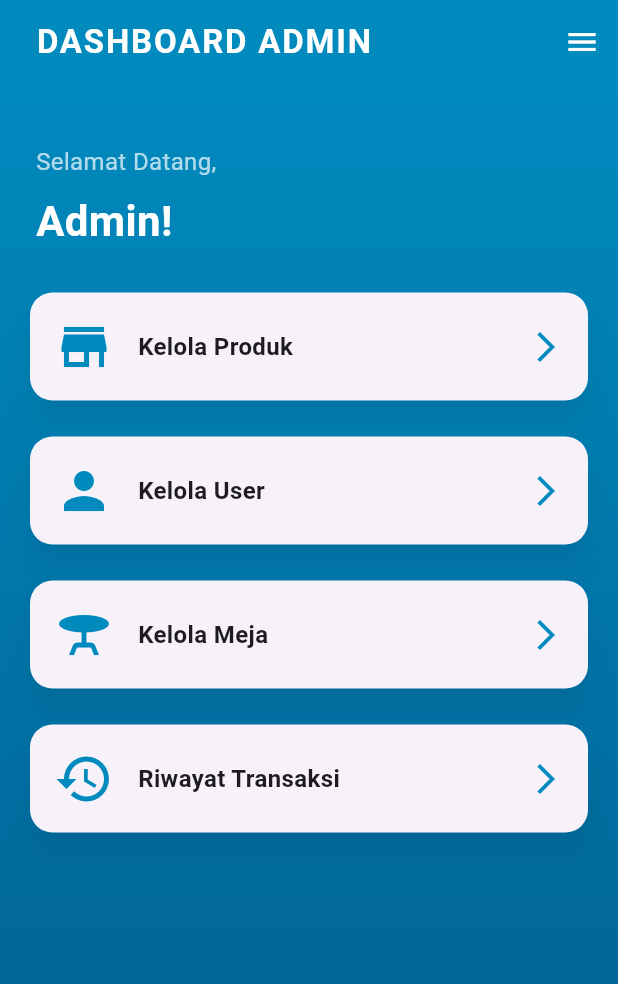
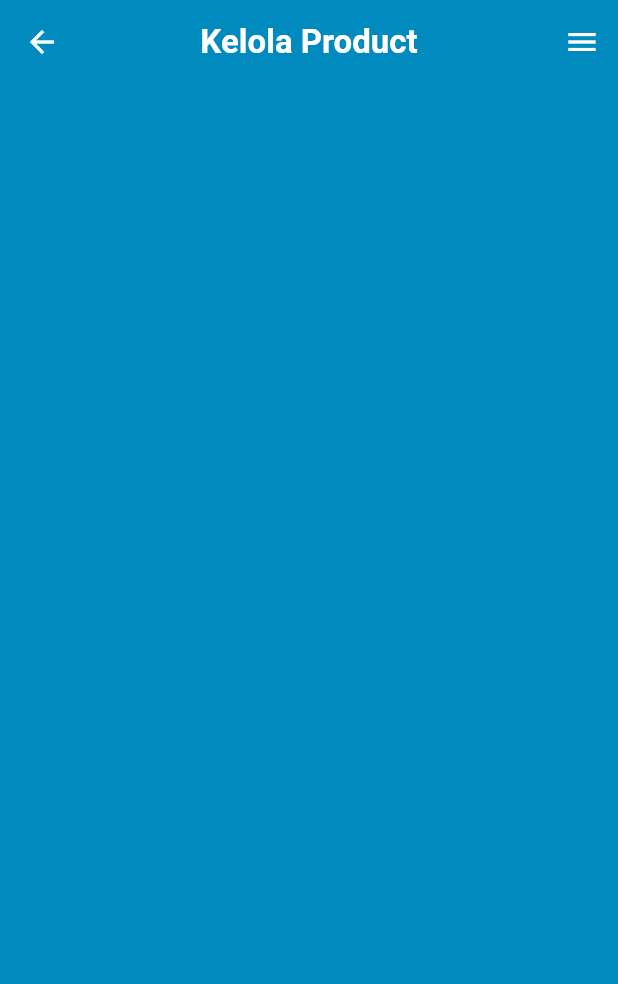
Before and after one commit to Vendettaa666/smart_cashier, a Flutter app: the ManagementScreen screen opened directly, after a tap on "Kelola Produk", on a phone screen of 412 x 824 dp. Shown: the top 984 px of the screen. Run offline on Flutter 3.47's test engine with Material 3 defaults, Android fonts, the phone set to English and light mode, and no system bars.

Commit message:
menambah route yang di tuju dihalaman dashboard

```diff
--- a/lib/screens/admin/home_admin.dart
+++ b/lib/screens/admin/home_admin.dart
@@ -1,5 +1,12 @@
 import 'package:flutter/material.dart';
 import 'package:smartcashier/screens/admin/widgets/popupmenu.dart';
+import 'package:smartcashier/screens/admin/kelola_product.dart';
+import 'package:smartcashier/screens/admin/kelola_user.dart';
+import 'package:smartcashier/screens/admin/kelola_meja.dart';
+import 'package:smartcashier/screens/admin/riwayat_transaksi.dart';
+
+
+// Import halaman tujuan
 
 class AdminPage extends StatelessWidget {
   const AdminPage({super.key});
@@ -21,10 +28,10 @@ class ManagementScreen extends StatelessWidget {
   ManagementScreen({super.key});
 
   final List<Map<String, dynamic>> menuItems = [
-    {'icon': Icons.store, 'title': 'Kelola Produk'},
-    {'icon': Icons.person, 'title': 'Kelola User'},
-    {'icon': Icons.table_bar, 'title': 'Kelola Meja'},
-    {'icon': Icons.history, 'title': 'Riwayat Transaksi'},
+    {'icon': Icons.store, 'title': 'Kelola Produk', 'page': KelolaProductScreen()},
+    {'icon': Icons.person, 'title': 'Kelola User', 'page': KelolaUserScreen()},
+    {'icon': Icons.table_bar, 'title': 'Kelola Meja', 'page': KelolaMejaScreen()},
+    {'icon': Icons.history, 'title': 'Riwayat Transaksi', 'page': RiwayatTransaksiScreen()},
   ];
 
   @override
@@ -99,7 +106,12 @@ class ManagementScreen extends StatelessWidget {
                         shadowColor: Colors.black26,
                         child: InkWell(
                           borderRadius: BorderRadius.circular(15),
-                          onTap: () {},
+                          onTap: () {
+                            Navigator.push(
+                              context,
+                              MaterialPageRoute(builder: (context) => item['page']),
+                            );
+                          },
                           child: Padding(
                             padding: const EdgeInsets.all(16.0),
                             child: Row(
--- /dev/null
+++ b/lib/screens/admin/kelola_product.dart
@@ -0,0 +1,38 @@
+import 'package:flutter/material.dart';
+import 'package:smartcashier/screens/admin/home_admin.dart';
+import 'package:smartcashier/screens/admin/widgets/popupmenu.dart';
+
+class KelolaProductScreen extends StatelessWidget {
+  const KelolaProductScreen({super.key});
+
+  @override
+  Widget build(BuildContext context) {
+    return Scaffold(
+      backgroundColor: const Color(0xFF018ABE),
+      appBar: AppBar(
+          leading: IconButton(
+            icon: const Icon(Icons.arrow_back, color: Colors.white),
+            onPressed: () {
+              Navigator.pushReplacement(
+                context,
+                MaterialPageRoute(builder: (context) => const AdminPage()),
+              );
+            },
+          ),
+          centerTitle: true,
+          title: const Text(
+            "Kelola Product",
+            style: TextStyle(
+              fontWeight: FontWeight.bold,
+              color: Colors.white,
+            ),
+          ),
+          actions: [
+            CustomPopupMenu(),
+          ],
+          backgroundColor: const Color(0xFF018ABE),
+          elevation: 0,
+        ),
+    );
+  }
+}
```
Also changed, not shown: lib/screens/admin/kelola_meja.dart (added, +38 -0 lines), lib/screens/admin/kelola_user.dart (added, +38 -0 lines), lib/screens/admin/riwayat_transaksi.dart (added, +38 -0 lines).
